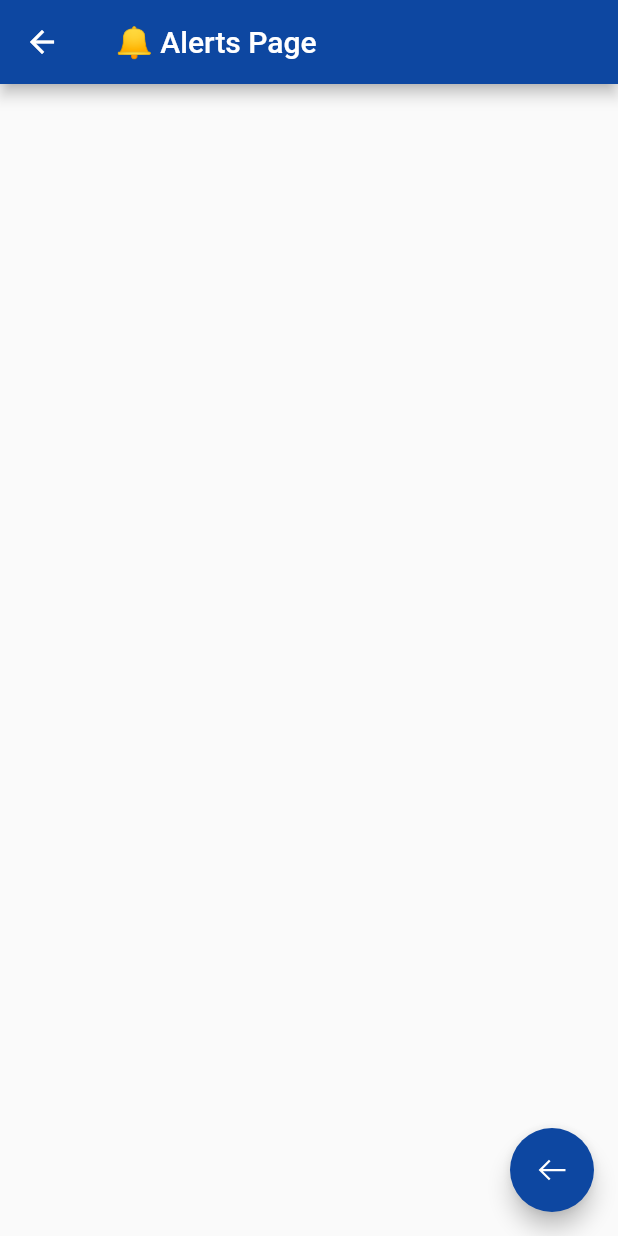
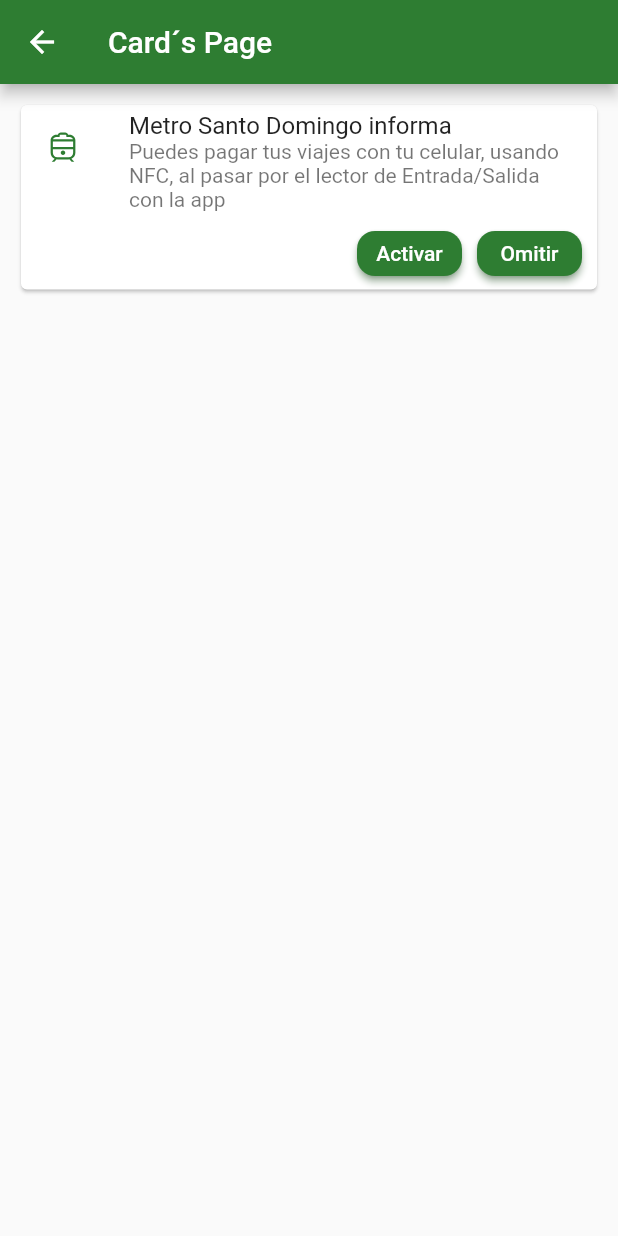
Before and after one commit to luisalbertmschz/Flutter-Components_AppV3, a Flutter app: the screen it shows after launch, after a tap on "Cards - Tarjetas", on a phone screen of 412 x 824 dp. Run offline on Flutter 3.47's test engine with Material 2 defaults, Android fonts, the phone set to English and light mode, and no system bars; our stand-ins replace line_icons.

Commit message:
📱  Pruebas con Widget Card y TextButtons + Card´s Page

```diff
--- a/lib/src/pages/alerts_page.dart
+++ b/lib/src/pages/alerts_page.dart
@@ -12,7 +12,7 @@
     return Scaffold(
       appBar: AppBar(
 
-        title: Text(' 🔔 Alerts Page'),
+        title: Text('Alerts Page'),
         backgroundColor: Colors.blue[900],
 
       ),
--- a/lib/src/pages/avatars_page.dart
+++ b/lib/src/pages/avatars_page.dart
@@ -11,7 +11,7 @@
     return Scaffold(
       appBar: AppBar(
 
-        title: Text('👤 Avatars Page'),
+        title: Text('Avatars Page'),
         backgroundColor: Colors.blue[900],
 
 
--- /dev/null
+++ b/lib/src/pages/card_page.dart
@@ -0,0 +1,123 @@
+import 'dart:typed_data';
+
+import 'package:flutter/material.dart';
+import 'package:line_icons/line_icons.dart';
+
+
+class CardPage extends StatelessWidget {
+  @override
+  Widget build(BuildContext context) {
+    return Scaffold(
+
+      appBar: AppBar(
+        title: Text('Card´s Page'),
+        backgroundColor: Colors.green[800],
+
+      ),
+
+      body: ListView (
+
+        padding: EdgeInsets.all(10.00),
+
+        children: <Widget>  [
+
+          _cardTipo1()
+
+
+        ],
+
+      ),
+
+    );
+  }
+
+  _cardTipo1() {
+
+    return Card(
+
+      child: Column(
+
+        children: <Widget> [
+
+          ListTile(
+            leading: Icon(LineIcons.train, color: Colors.green[800]),
+            title: Text('Metro Santo Domingo informa'),
+            subtitle: Text('Puedes pagar tus viajes con tu celular, usando NFC, al pasar por el lector de Entrada/Salida con la app'),
+
+          ),
+
+          Row(
+            mainAxisAlignment: MainAxisAlignment.end,
+            children: <Widget> [
+
+              TextButton(
+
+
+                onPressed: (){},
+                child:  Text('Activar'),
+
+                style: TextButton.styleFrom(
+                  primary: Colors.white,
+                  backgroundColor: Colors.green[800],
+                  onSurface: Colors.grey,
+                  shadowColor: Colors.green[800],
+                  elevation: 2,
+                  // padding: EdgeInsets.zero,
+                  minimumSize: Size(70, 30),
+                  padding: EdgeInsets.only(top: 0, bottom: 0, right: 5, left: 5),
+                  shape: RoundedRectangleBorder(borderRadius: BorderRadius.circular(12.0)),
+
+                ),
+
+              ),
+
+             SizedBox(   //Use of SizedBox
+                width: 10,
+              ),
+
+
+              TextButton(
+
+                onPressed: (){},
+                child:  Text('Omitir'),
+
+                style: TextButton.styleFrom(
+                  primary: Colors.white,
+                  backgroundColor: Colors.green[800],
+                  onSurface: Colors.grey,
+                  shadowColor: Colors.green[800],
+                  elevation: 2,
+                  // padding: EdgeInsets.zero,
+                  minimumSize: Size(70, 30),
+                  padding: EdgeInsets.only(top: 0, bottom: 0, right: 5, left: 5),
+                  shape: RoundedRectangleBorder(borderRadius: BorderRadius.circular(12.0)),
+
+                ),
+
+
+
+              ),
+
+            SizedBox(   //Use of SizedBox
+                width: 10,
+              ),
+
+
+
+
+            ],
+
+
+
+          )
+
+        ],
+
+      ),
+
+    );
+
+  }
+
+
+}
--- a/lib/src/routes/routes.dart
+++ b/lib/src/routes/routes.dart
@@ -1,9 +1,10 @@
+
 import 'package:flutter/material.dart';
 
 import 'package:components_app_v3/src/pages/alerts_page.dart';
 import 'package:components_app_v3/src/pages/avatars_page.dart';
 import 'package:components_app_v3/src/pages/home_page.dart';
-
+import 'package:components_app_v3/src/pages/card_page.dart';
 
 
 
@@ -15,6 +16,7 @@
         '/'       : (BuildContext context ) => HomePage(),
         'alert'   : (BuildContext context ) => AlertsPage(),
         'avatar'  : (BuildContext context ) => AvatarsPage(),
+        'card'    : (BuildContext context ) => CardPage(),
 
       };
 
```
